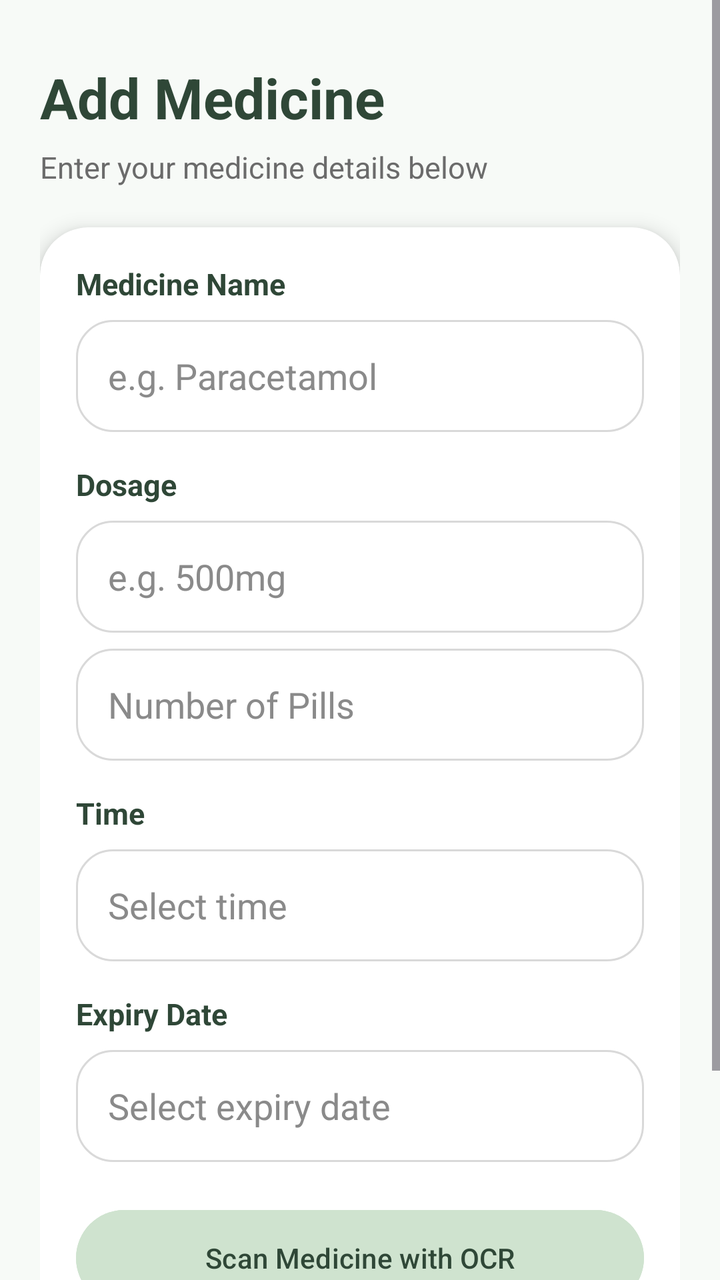
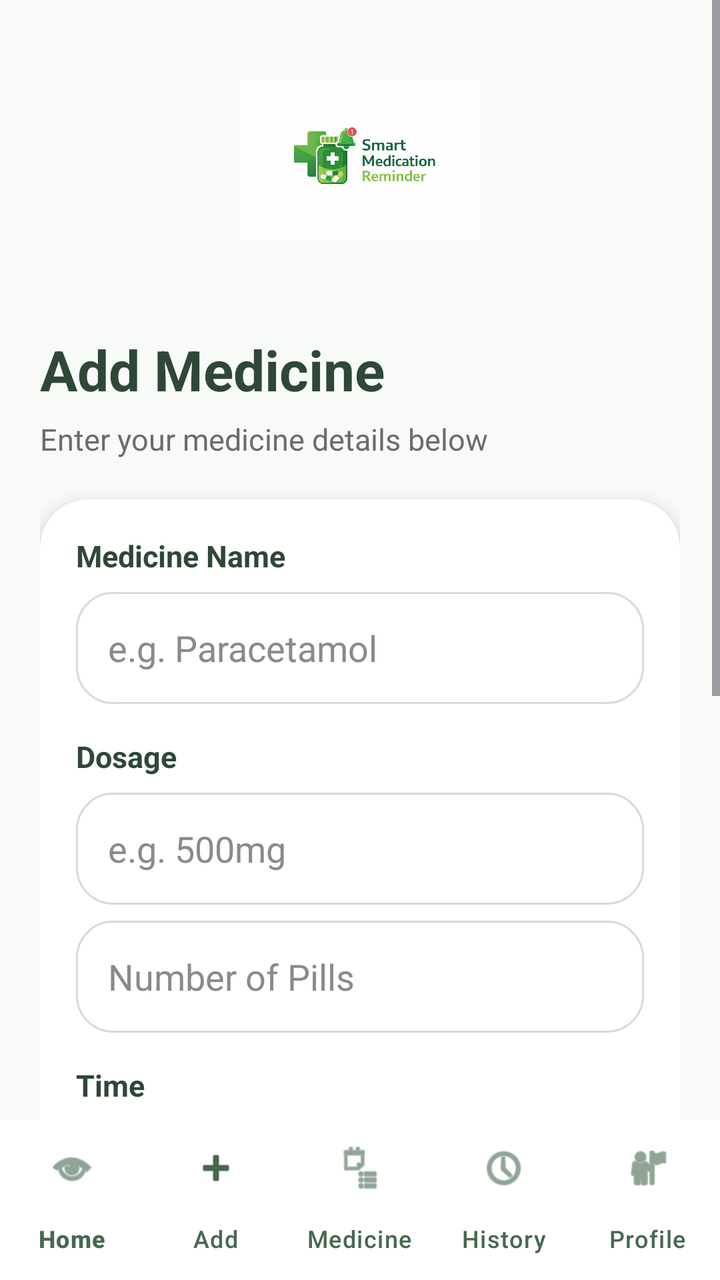

Before-and-after screenshots of an Android layout around one commit, followed by the original layout XML and the change that was made.
<!-- AndroidManifest.xml: application theme Theme.SmartMedicineManager -->
<!-- res/layout/activity_add_medicine.xml -->
<?xml version="1.0" encoding="utf-8"?>
<ScrollView xmlns:android="http://schemas.android.com/apk/res/android"
    xmlns:app="http://schemas.android.com/apk/res-auto"
    android:layout_width="match_parent"
    android:layout_height="match_parent"
    android:background="#F7FAF7">

    <LinearLayout
        android:layout_width="match_parent"
        android:layout_height="wrap_content"
        android:orientation="vertical"
        android:padding="20dp">

        <TextView
            android:id="@+id/txtPageTitle"
            android:layout_width="wrap_content"
            android:layout_height="wrap_content"
            android:text="Add Medicine"
            android:textSize="28sp"
            android:textStyle="bold"
            android:textColor="#2F4737"
            android:layout_marginTop="10dp" />

        <TextView
            android:layout_width="wrap_content"
            android:layout_height="wrap_content"
            android:text="Enter your medicine details below"
            android:textSize="15sp"
            android:textColor="#6B6B6B"
            android:layout_marginTop="6dp"
            android:layout_marginBottom="20dp" />

        <androidx.cardview.widget.CardView
            android:layout_width="match_parent"
            android:layout_height="wrap_content"
            app:cardCornerRadius="24dp"
            app:cardElevation="6dp"
            app:cardBackgroundColor="#FFFFFF">

            <LinearLayout
                android:layout_width="match_parent"
                android:layout_height="wrap_content"
                android:orientation="vertical"
                android:padding="18dp">

                <TextView
                    android:layout_width="wrap_content"
                    android:layout_height="wrap_content"
                    android:text="Medicine Name"
                    android:textColor="#2F4737"
                    android:textStyle="bold"
                    android:textSize="15sp" />

                <EditText
                    android:id="@+id/etMedicineName"
                    android:layout_width="match_parent"
                    android:layout_height="56dp"
                    android:layout_marginTop="8dp"
                    android:background="@drawable/edittext_bg"
                    android:hint="e.g. Paracetamol"
                    android:inputType="text"
                    android:paddingStart="16dp"
                    android:paddingEnd="16dp"
                    android:textColor="#000000"
                    android:textColorHint="#8A8A8A" />

                <TextView
                    android:layout_width="wrap_content"
                    android:layout_height="wrap_content"
                    android:text="Dosage"
                    android:textColor="#2F4737"
                    android:textStyle="bold"
                    android:textSize="15sp"
                    android:layout_marginTop="16dp" />

                <EditText
                    android:id="@+id/etDosage"
                    android:layout_width="match_parent"
                    android:layout_height="56dp"
                    android:layout_marginTop="8dp"
                    android:background="@drawable/edittext_bg"
                    android:hint="e.g. 500mg"
                    android:inputType="text"
                    android:paddingStart="16dp"
                    android:paddingEnd="16dp"
                    android:textColor="#000000"
                    android:textColorHint="#8A8A8A" />

                <EditText
                    android:id="@+id/etPillCount"
                    android:layout_width="match_parent"
                    android:layout_height="56dp"
                    android:layout_marginTop="8dp"
                    android:background="@drawable/edittext_bg"
                    android:hint="Number of Pills"
                    android:inputType="number"
                    android:paddingStart="16dp"
                    android:paddingEnd="16dp"
                    android:textColor="#000000"
                    android:textColorHint="#8A8A8A" />

                <TextView
                    android:layout_width="wrap_content"
                    android:layout_height="wrap_content"
                    android:text="Time"
                    android:textColor="#2F4737"
                    android:textStyle="bold"
                    android:textSize="15sp"
                    android:layout_marginTop="16dp" />

                <EditText
                    android:id="@+id/etTime"
                    android:layout_width="match_parent"
                    android:layout_height="56dp"
                    android:layout_marginTop="8dp"
                    android:background="@drawable/edittext_bg"
                    android:hint="Select time"
                    android:focusable="false"
                    android:clickable="true"
                    android:paddingStart="16dp"
                    android:paddingEnd="16dp"
                    android:textColor="#000000"
                    android:textColorHint="#8A8A8A" />

                <TextView
                    android:layout_width="wrap_content"
                    android:layout_height="wrap_content"
                    android:text="Expiry Date"
                    android:textColor="#2F4737"
                    android:textStyle="bold"
                    android:textSize="15sp"
                    android:layout_marginTop="16dp" />

                <EditText
                    android:id="@+id/etExpiryDate"
                    android:layout_width="match_parent"
                    android:layout_height="56dp"
                    android:layout_marginTop="8dp"
                    android:background="@drawable/edittext_bg"
                    android:hint="Select expiry date"
                    android:focusable="false"
                    android:clickable="true"
                    android:paddingStart="16dp"
                    android:paddingEnd="16dp"
                    android:textColor="#000000"
                    android:textColorHint="#8A8A8A" />

                <Button
                    android:id="@+id/btnScanOCR"
                    android:layout_width="match_parent"
                    android:layout_height="56dp"
                    android:layout_marginTop="20dp"
                    android:text="Scan Medicine with OCR"
                    android:textAllCaps="false"
                    android:textColor="#2F4737"
                    android:backgroundTint="#CFE3CF" />

                <Button
                    android:id="@+id/btnSaveMedicine"
                    android:layout_width="match_parent"
                    android:layout_height="56dp"
                    android:layout_marginTop="14dp"
                    android:backgroundTint="#2F4737"
                    android:text="Save Medicine"
                    android:textAllCaps="false"
                    android:textColor="#FFFFFF"
                    android:textSize="16sp" />

            </LinearLayout>

        </androidx.cardview.widget.CardView>

    </LinearLayout>

</ScrollView>
<!-- resources referenced by this layout -->
<resources>
  <!-- drawable edittext_bg (drawable) -->
  <?xml version="1.0" encoding="utf-8"?>
  <shape xmlns:android="http://schemas.android.com/apk/res/android">
      <solid android:color="@color/white" />
      <corners android:radius="18dp" />
      <stroke
          android:width="1dp"
          android:color="#D9D9D9" />
  </shape>
  <style name="Theme.SmartMedicineManager" parent="Theme.Material3.Light.NoActionBar">
  
          
          <item name="colorPrimary">@color/darkGreen</item>
          <item name="colorOnPrimary">@color/white</item>
  
          
          <item name="android:colorBackground">@color/lightBackground</item>
  
          
          <item name="colorSecondary">@color/darkGreen</item>
  
      </style>
  <color name="white">#FFFFFF</color>
  <color name="darkGreen">#46694E</color>
  <color name="lightBackground">#F7F7F7</color>
</resources>

<!-- the commit's change to res/layout/activity_add_medicine.xml (unified diff, before → after) -->
@@ -1,175 +1,198 @@
 <?xml version="1.0" encoding="utf-8"?>
-<ScrollView xmlns:android="http://schemas.android.com/apk/res/android"
+<LinearLayout xmlns:android="http://schemas.android.com/apk/res/android"
     xmlns:app="http://schemas.android.com/apk/res-auto"
     android:layout_width="match_parent"
     android:layout_height="match_parent"
+    android:orientation="vertical"
     android:background="#F7FAF7">
 
-    <LinearLayout
+    <ScrollView
         android:layout_width="match_parent"
-        android:layout_height="wrap_content"
-        android:orientation="vertical"
-        android:padding="20dp">
+        android:layout_height="0dp"
+        android:layout_weight="1">
 
-        <TextView
-            android:id="@+id/txtPageTitle"
-            android:layout_width="wrap_content"
-            android:layout_height="wrap_content"
-            android:text="Add Medicine"
-            android:textSize="28sp"
-            android:textStyle="bold"
-            android:textColor="#2F4737"
-            android:layout_marginTop="10dp" />
-
-        <TextView
-            android:layout_width="wrap_content"
-            android:layout_height="wrap_content"
-            android:text="Enter your medicine details below"
-            android:textSize="15sp"
-            android:textColor="#6B6B6B"
-            android:layout_marginTop="6dp"
-            android:layout_marginBottom="20dp" />
-
-        <androidx.cardview.widget.CardView
+        <LinearLayout
             android:layout_width="match_parent"
             android:layout_height="wrap_content"
-            app:cardCornerRadius="24dp"
-            app:cardElevation="6dp"
-            app:cardBackgroundColor="#FFFFFF">
+            android:orientation="vertical"
+            android:padding="20dp">
 
-            <LinearLayout
+            <ImageView
+                android:layout_width="120dp"
+                android:layout_height="120dp"
+                android:layout_gravity="center"
+                android:layout_marginBottom="16dp"
+                android:src="@drawable/app" />
+
+            <TextView
+                android:id="@+id/txtPageTitle"
+                android:layout_width="wrap_content"
+                android:layout_height="wrap_content"
+                android:text="Add Medicine"
+                android:textSize="28sp"
+                android:textStyle="bold"
+                android:textColor="#2F4737"
+                android:layout_marginTop="10dp" />
+
+            <TextView
+                android:layout_width="wrap_content"
+                android:layout_height="wrap_content"
+                android:text="Enter your medicine details below"
+                android:textSize="15sp"
+                android:textColor="#6B6B6B"
+                android:layout_marginTop="6dp"
+                android:layout_marginBottom="20dp" />
+
+            <androidx.cardview.widget.CardView
                 android:layout_width="match_parent"
                 android:layout_height="wrap_content"
-                android:orientation="vertical"
-                android:padding="18dp">
+                app:cardCornerRadius="24dp"
+                app:cardElevation="6dp"
+                app:cardBackgroundColor="#FFFFFF">
 
-                <TextView
-                    android:layout_width="wrap_content"
+                <LinearLayout
+                    android:layout_width="match_parent"
                     android:layout_height="wrap_content"
-                    android:text="Medicine Name"
-                    android:textColor="#2F4737"
-                    android:textStyle="bold"
-                    android:textSize="15sp" />
+                    android:orientation="vertical"
+                    android:padding="18dp">
 
-                <EditText
-                    android:id="@+id/etMedicineName"
-                    android:layout_width="match_parent"
-                    android:layout_height="56dp"
-                    android:layout_marginTop="8dp"
-                    android:background="@drawable/edittext_bg"
-                    android:hint="e.g. Paracetamol"
-                    android:inputType="text"
-                    android:paddingStart="16dp"
-                    android:paddingEnd="16dp"
-                    android:textColor="#000000"
-                    android:textColorHint="#8A8A8A" />
+                    <TextView
+                        android:layout_width="wrap_content"
+                        android:layout_height="wrap_content"
+                        android:text="Medicine Name"
+                        android:textColor="#2F4737"
+                        android:textStyle="bold"
+                        android:textSize="15sp" />
 
-                <TextView
-                    android:layout_width="wrap_content"
-                    android:layout_height="wrap_content"
-                    android:text="Dosage"
-                    android:textColor="#2F4737"
-                    android:textStyle="bold"
-                    android:textSize="15sp"
-                    android:layout_marginTop="16dp" />
+                    <EditText
+                        android:id="@+id/etMedicineName"
+                        android:layout_width="match_parent"
+                        android:layout_height="56dp"
+                        android:layout_marginTop="8dp"
+                        android:background="@drawable/edittext_bg"
+                        android:hint="e.g. Paracetamol"
+                        android:inputType="text"
+                        android:paddingStart="16dp"
+                        android:paddingEnd="16dp"
+                        android:textColor="#000000"
+                        android:textColorHint="#8A8A8A" />
 
-                <EditText
-                    android:id="@+id/etDosage"
-                    android:layout_width="match_parent"
-                    android:layout_height="56dp"
-                    android:layout_marginTop="8dp"
-                    android:background="@drawable/edittext_bg"
-                    android:hint="e.g. 500mg"
-                    android:inputType="text"
-                    android:paddingStart="16dp"
-                    android:paddingEnd="16dp"
-                    android:textColor="#000000"
-                    android:textColorHint="#8A8A8A" />
+                    <TextView
+                        android:layout_width="wrap_content"
+                        android:layout_height="wrap_content"
+                        android:text="Dosage"
+                        android:textColor="#2F4737"
+                        android:textStyle="bold"
+                        android:textSize="15sp"
+                        android:layout_marginTop="16dp" />
 
-                <EditText
-                    android:id="@+id/etPillCount"
-                    android:layout_width="match_parent"
-                    android:layout_height="56dp"
-                    android:layout_marginTop="8dp"
-                    android:background="@drawable/edittext_bg"
-                    android:hint="Number of Pills"
-                    android:inputType="number"
-                    android:paddingStart="16dp"
-                    android:paddingEnd="16dp"
-                    android:textColor="#000000"
-                    android:textColorHint="#8A8A8A" />
+                    <EditText
+                        android:id="@+id/etDosage"
+                        android:layout_width="match_parent"
+                        android:layout_height="56dp"
+                        android:layout_marginTop="8dp"
+                        android:background="@drawable/edittext_bg"
+                        android:hint="e.g. 500mg"
+                        android:inputType="text"
+                        android:paddingStart="16dp"
+                        android:paddingEnd="16dp"
+                        android:textColor="#000000"
+                        android:textColorHint="#8A8A8A" />
 
-                <TextView
-                    android:layout_width="wrap_content"
-                    android:layout_height="wrap_content"
-                    android:text="Time"
-                    android:textColor="#2F4737"
-                    android:textStyle="bold"
-                    android:textSize="15sp"
-                    android:layout_marginTop="16dp" />
+                    <EditText
+                        android:id="@+id/etPillCount"
+                        android:layout_width="match_parent"
+                        android:layout_height="56dp"
+                        android:layout_marginTop="8dp"
+                        android:background="@drawable/edittext_bg"
+                        android:hint="Number of Pills"
+                        android:inputType="number"
+                        android:paddingStart="16dp"
+                        android:paddingEnd="16dp"
+                        android:textColor="#000000"
+                        android:textColorHint="#8A8A8A" />
 
-                <EditText
-                    android:id="@+id/etTime"
-                    android:layout_width="match_parent"
-                    android:layout_height="56dp"
-                    android:layout_marginTop="8dp"
-                    android:background="@drawable/edittext_bg"
-                    android:hint="Select time"
-                    android:focusable="false"
-                    android:clickable="true"
-                    android:paddingStart="16dp"
-                    android:paddingEnd="16dp"
-                    android:textColor="#000000"
-                    android:textColorHint="#8A8A8A" />
+                    <TextView
+                        android:layout_width="wrap_content"
+                        android:layout_height="wrap_content"
+                        android:text="Time"
+                        android:textColor="#2F4737"
+                        android:textStyle="bold"
+                        android:textSize="15sp"
+                        android:layout_marginTop="16dp" />
 
-                <TextView
-                    android:layout_width="wrap_content"
-                    android:layout_height="wrap_content"
-                    android:text="Expiry Date"
-                    android:textColor="#2F4737"
-                    android:textStyle="bold"
-                    android:textSize="15sp"
-                    android:layout_marginTop="16dp" />
+                    <EditText
+                        android:id="@+id/etTime"
+                        android:layout_width="match_parent"
+                        android:layout_height="56dp"
+                        android:layout_marginTop="8dp"
+                        android:background="@drawable/edittext_bg"
+                        android:hint="Select time"
+                        android:focusable="false"
+                        android:clickable="true"
+                        android:paddingStart="16dp"
+                        android:paddingEnd="16dp"
+                        android:textColor="#000000"
+                        android:textColorHint="#8A8A8A" />
 
-                <EditText
-                    android:id="@+id/etExpiryDate"
-                    android:layout_width="match_parent"
-                    android:layout_height="56dp"
-                    android:layout_marginTop="8dp"
-                    android:background="@drawable/edittext_bg"
-                    android:hint="Select expiry date"
-                    android:focusable="false"
-                    android:clickable="true"
-                    android:paddingStart="16dp"
-                    android:paddingEnd="16dp"
-                    android:textColor="#000000"
-                    android:textColorHint="#8A8A8A" />
+                    <TextView
+                        android:layout_width="wrap_content"
+                        android:layout_height="wrap_content"
+                        android:text="Expiry Date"
+                        android:textColor="#2F4737"
+                        android:textStyle="bold"
+                        android:textSize="15sp"
+                        android:layout_marginTop="16dp" />
 
-                <Button
-                    android:id="@+id/btnScanOCR"
-                    android:layout_width="match_parent"
-                    android:layout_height="56dp"
-                    android:layout_marginTop="20dp"
-                    android:text="Scan Medicine with OCR"
-                    android:textAllCaps="false"
-                    android:textColor="#2F4737"
-                    android:backgroundTint="#CFE3CF" />
+                    <EditText
+                        android:id="@+id/etExpiryDate"
+                        android:layout_width="match_parent"
+                        android:layout_height="56dp"
+                        android:layout_marginTop="8dp"
+                        android:background="@drawable/edittext_bg"
+                        android:hint="Select expiry date"
+                        android:focusable="false"
+                        android:clickable="true"
+                        android:paddingStart="16dp"
+                        android:paddingEnd="16dp"
+                        android:textColor="#000000"
+                        android:textColorHint="#8A8A8A" />
 
-                <Button
-                    android:id="@+id/btnSaveMedicine"
-                    android:layout_width="match_parent"
-                    android:layout_height="56dp"
-                    android:layout_marginTop="14dp"
-                    android:backgroundTint="#2F4737"
-                    android:text="Save Medicine"
-                    android:textAllCaps="false"
-                    android:textColor="#FFFFFF"
-                    android:textSize="16sp" />
+                    <Button
+                        android:id="@+id/btnScanOCR"
+                        android:layout_width="match_parent"
+                        android:layout_height="56dp"
+                        android:layout_marginTop="20dp"
+                        android:text="Scan Medicine with OCR"
+                        android:textAllCaps="false"
+                        android:textColor="#2F4737"
+                        android:backgroundTint="#CFE3CF" />
 
-            </LinearLayout>
+                    <Button
+                        android:id="@+id/btnSaveMedicine"
+                        android:layout_width="match_parent"
+                        android:layout_height="56dp"
+                        android:layout_marginTop="14dp"
+                        android:backgroundTint="#2F4737"
+                        android:text="Save Medicine"
+                        android:textAllCaps="false"
+                        android:textColor="#FFFFFF"
+                        android:textSize="16sp" />
 
-        </androidx.cardview.widget.CardView>
+                </LinearLayout>
+            </androidx.cardview.widget.CardView>
 
-    </LinearLayout>
+        </LinearLayout>
+    </ScrollView>
 
-</ScrollView>
+    <com.google.android.material.bottomnavigation.BottomNavigationView
+        android:id="@+id/bottomNav"
+        android:layout_width="match_parent"
+        android:layout_height="80dp"
+        android:background="@android:color/white"
+        app:itemIconTint="@color/darkGreen"
+        app:itemTextColor="@color/darkGreen"
+        app:labelVisibilityMode="labeled"
+        app:menu="@menu/bottom_menu" />
+
+</LinearLayout>
<!-- resource entries referenced after the edit -->
@@ -24,6 +24,7 @@
       </style>
   <color name="white">#FFFFFF</color>
   <color name="darkGreen">#46694E</color>
+  <!-- drawable app: png bitmap (drawable, 204989 bytes) -->
   <color name="lightBackground">#F7F7F7</color>
 </resources>
 
